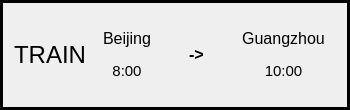
Qt form source_code/TransportFrame.ui (lennon624/travel-system) before a commit.
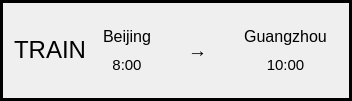
The same form after that commit.

```diff
--- a/source_code/TransportFrame.ui
+++ b/source_code/TransportFrame.ui
@@ -6,8 +6,8 @@
    <rect>
     <x>0</x>
     <y>0</y>
-    <width>350</width>
-    <height>110</height>
+    <width>352</width>
+    <height>101</height>
    </rect>
   </property>
   <property name="sizePolicy">
@@ -65,7 +65,7 @@
    <item>
     <widget class="QLabel" name="arrow">
      <property name="text">
-      <string>&lt;html&gt;&lt;head/&gt;&lt;body&gt;&lt;p align=&quot;center&quot;&gt;&lt;span style=&quot; font-size:12pt; font-weight:600;&quot;&gt;-&amp;gt;&lt;/span&gt;&lt;/p&gt;&lt;/body&gt;&lt;/html&gt;</string>
+      <string>&lt;html&gt;&lt;head/&gt;&lt;body&gt;&lt;p align=&quot;center&quot;&gt;&lt;span style=&quot; font-size:14pt; font-weight:600; color:#000000;&quot;&gt;→&lt;/span&gt;&lt;/p&gt;&lt;/body&gt;&lt;/html&gt;</string>
      </property>
     </widget>
    </item>
```
